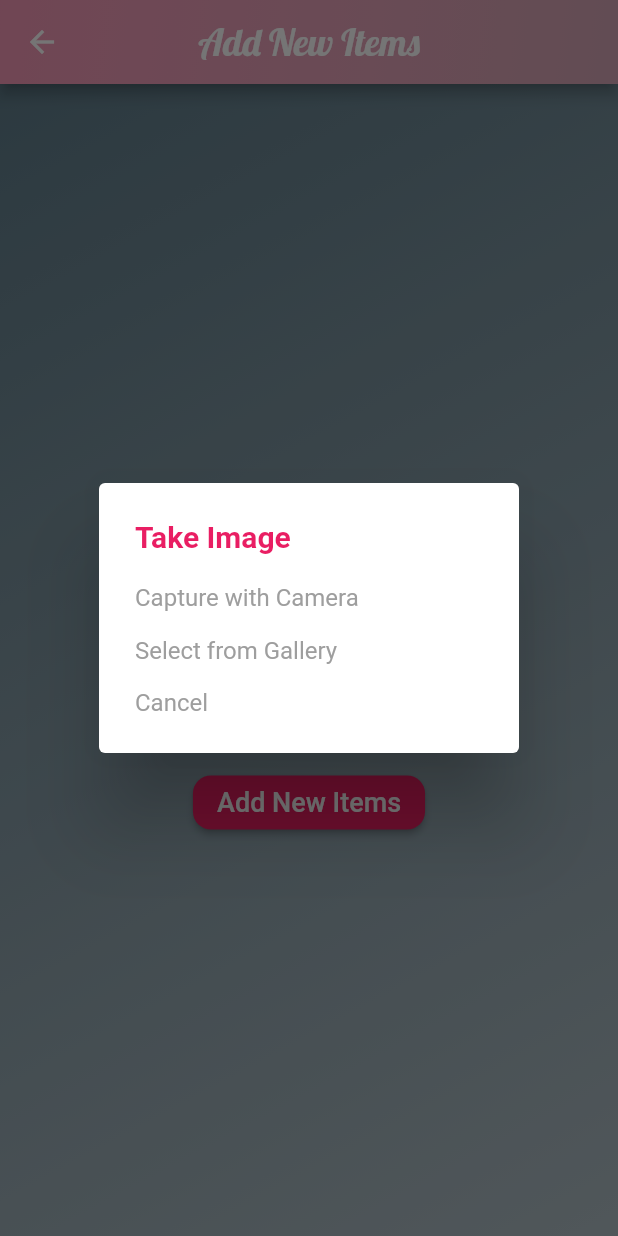
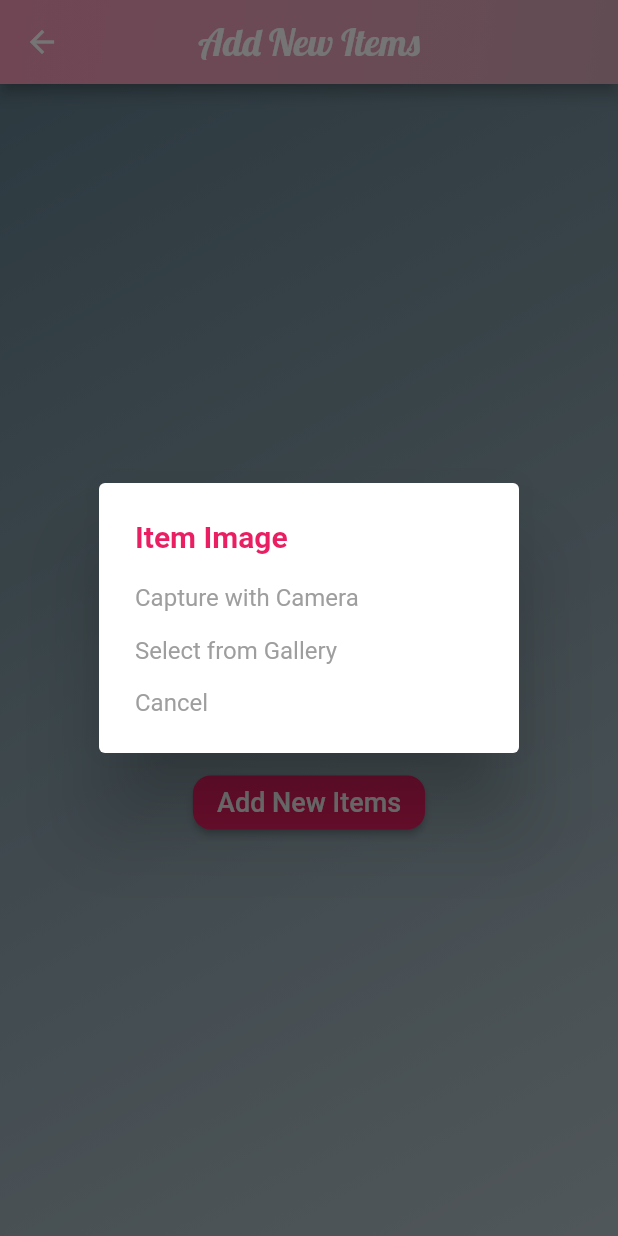
Before and after one commit to melisauzulu/cakery_app, a Flutter app: the ItemsUploadScreen screen opened directly, after a tap on "Add New Items", on a phone screen of 412 x 824 dp. Run offline on Flutter 3.47's test engine with Material 2 defaults, Android fonts, the phone set to English and light mode, and no system bars; our stand-ins replace cloud_firestore, firebase_auth, firebase_core, firebase_storage, fluttertoast, geocoding and 4 more; missing offline and left inert: cloud_firestore_web, dart:ffi, firebase_auth_web, firebase_core_web, firebase_storage_web, geolocator_web and 2 more; accounts and stored records are empty.

Commit message:
button fix

```diff
--- a/lib/uploadScreens/items_upload_screen.dart
+++ b/lib/uploadScreens/items_upload_screen.dart
@@ -127,7 +127,7 @@ defaultScreen(){
     return showDialog(context: mContext,
     builder: (context){
       return  SimpleDialog(
-        title: const Text("Take Image", style: TextStyle(color: Colors.pink, fontWeight: FontWeight.bold),),
+        title: const Text("Item Image", style: TextStyle(color: Colors.pink, fontWeight: FontWeight.bold),),
       children: [
         SimpleDialogOption(
           onPressed: CaptureImageWithCamera,
```
